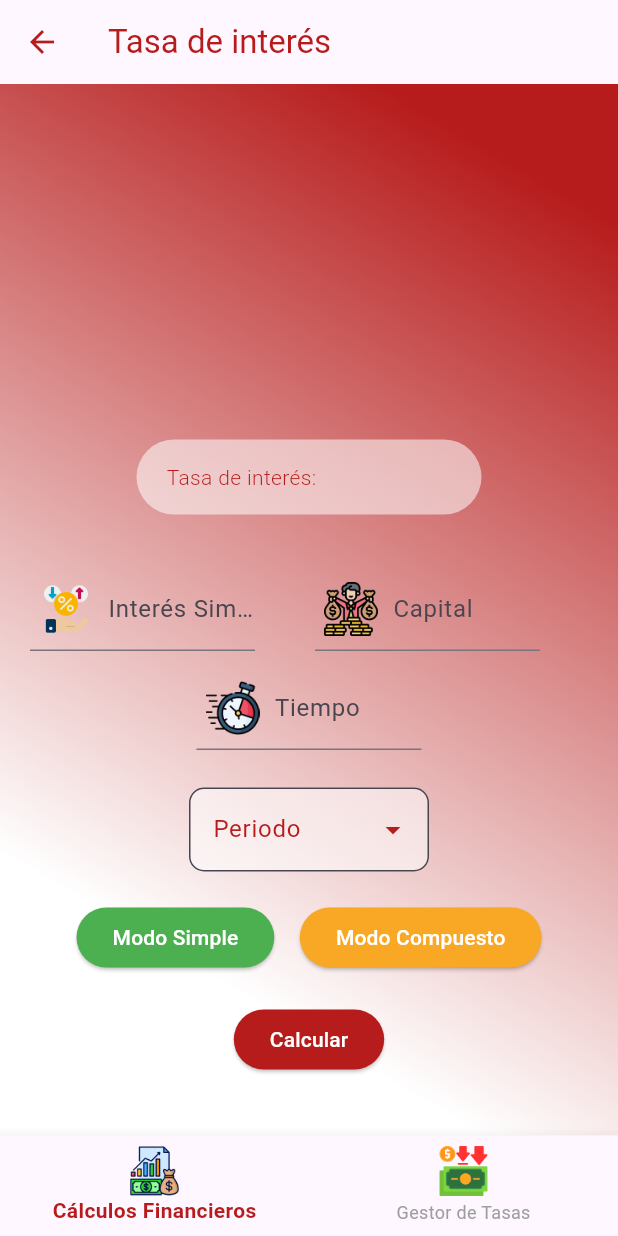
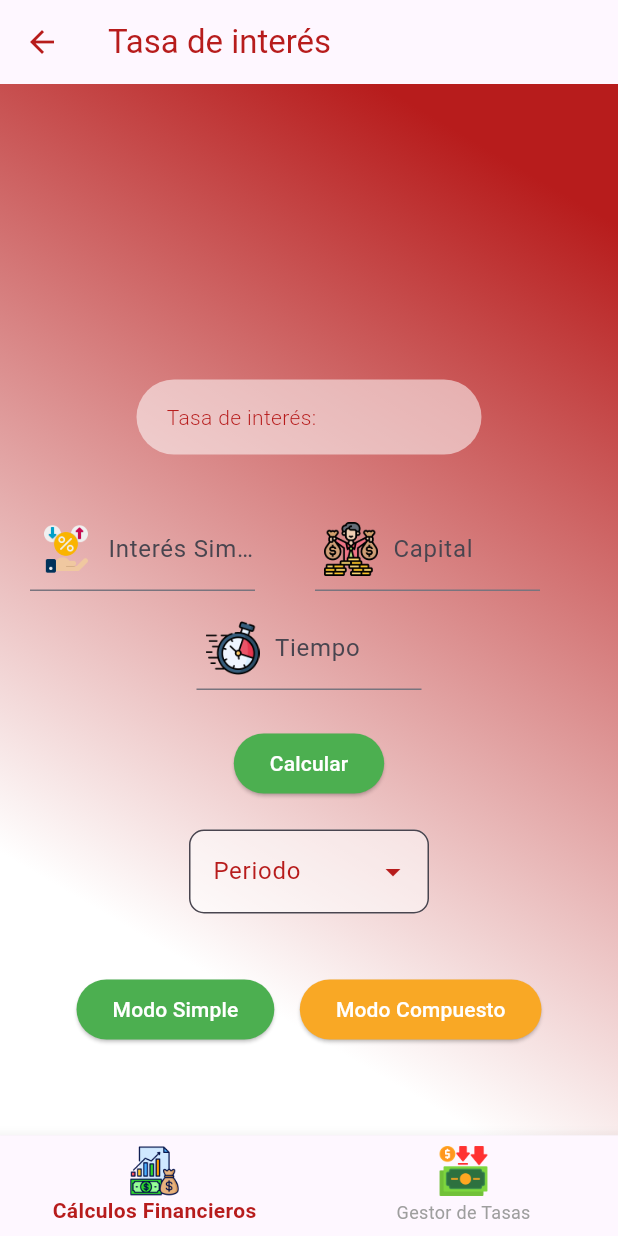
Before and after one commit to shadow-shield/Econmica-Front, a Flutter app: the Tasa screen opened by its route, after a tap on "Calcular", on a phone screen of 412 x 824 dp. Run offline on Flutter 3.47's test engine with Material 3 defaults, Android fonts, the phone set to English and light mode, and no system bars; our stand-ins replace animate_do, animated_text_kit, get.

Commit message:
modificando tasa botones

```diff
--- a/lib/page/pageecuaciones/interescompuesto.riverpod.dart
+++ b/lib/page/pageecuaciones/interescompuesto.riverpod.dart
@@ -1,7 +1,6 @@
 import 'package:flutter/material.dart';
 import 'package:transifox/controller/interes_Compuesto.controller.service.dart';
 import 'package:transifox/model/interes_Compuesto.module.dart';
-import 'package:transifox/page/pageecuaciones/tasa.riverpod.dart';
 import 'package:transifox/widgets/Dropdowbutton.riverpod.dart';
 import 'package:transifox/widgets/bottonavigator.riverpod.dart';
 
--- a/lib/page/pageecuaciones/tasa.riverpod.dart
+++ b/lib/page/pageecuaciones/tasa.riverpod.dart
@@ -1,5 +1,7 @@
 import 'package:flutter/material.dart';
+import 'package:transifox/controller/interes_Compuesto.controller.service.dart';
 import 'package:transifox/controller/interes_Simple.controller.service.dart';
+import 'package:transifox/model/interes_Compuesto.module.dart';
 import 'package:transifox/model/interes_Simple.model.module.dart';
 import 'package:transifox/widgets/Dropdowbutton.riverpod.dart';
 import 'package:transifox/widgets/bottonavigator.riverpod.dart';
@@ -29,10 +31,16 @@ class _TasaState extends State<Tasa> {
 
   String? selectedCalculation;
   IntereSimpleController gestionSimple = IntereSimpleController();
+  IntereCompuestoController gestionCompuesto = IntereCompuestoController();
 
-  final TextEditingController capitalController = TextEditingController();
+  //interes Simple
   final TextEditingController tasaController = TextEditingController();
   final TextEditingController tiempoController = TextEditingController();
+  //capital para simple y compuesto
+  final TextEditingController capitalController = TextEditingController();
+  //interes compuesto
+  final TextEditingController montoCompuestoController =
+      TextEditingController();
 
   @override
   Widget build(BuildContext context) {
@@ -124,6 +132,29 @@ class _TasaState extends State<Tasa> {
                       ),
                     ),
                   ),
+                  SizedBox(
+                    height: 20,
+                  ),
+                  ElevatedButton(
+                    style: ElevatedButton.styleFrom(
+                      backgroundColor: Colors.green,
+                      foregroundColor: Colors.white,
+                    ),
+                    onPressed: () {
+
+                      //calcularTasaSimple
+                    },
+                    child: Text('Calcular'),
+                  ),
+                  SizedBox(
+                    height: 20,
+                  ),
+                  Padding(
+                    padding: EdgeInsets.symmetric(horizontal: 20),
+                    child: DropdownMenuItemButton(
+                      color: Colors.red[900]!,
+                    ),
+                  ),
                 ] else ...[
                   Row(
                     children: [
@@ -133,6 +164,7 @@ class _TasaState extends State<Tasa> {
                         child: SizedBox(
                           width: 150,
                           child: TextField(
+                            controller: montoCompuestoController,
                             decoration: InputDecoration(
                               labelText: 'Monto Compuesto',
                               prefixIcon: Padding(
@@ -164,14 +196,21 @@ class _TasaState extends State<Tasa> {
                       ),
                     ],
                   ),
+                  SizedBox(
+                    height: 20,
+                  ),
+                  ElevatedButton(
+                    style: ElevatedButton.styleFrom(
+                      backgroundColor: Colors.yellow[800]!,
+                      foregroundColor: Colors.white,
+                    ),
+                    onPressed: () {
+                      calcularTasaCompuesto();
+                    },
+                    child: Text('Calcular'),
+                  )
                 ],
                 SizedBox(height: 20),
-                Padding(
-                  padding: EdgeInsets.symmetric(horizontal: 20),
-                  child: DropdownMenuItemButton(
-                    color: Colors.red[900]!,
-                  ),
-                ),
                 SizedBox(height: 20),
                 Row(
                   mainAxisAlignment: MainAxisAlignment.center,
@@ -207,16 +246,6 @@ class _TasaState extends State<Tasa> {
                   ],
                 ),
                 SizedBox(height: 20),
-                ElevatedButton(
-                  style: ElevatedButton.styleFrom(
-                    backgroundColor: Colors.red[900]!,
-                    foregroundColor: Colors.white,
-                  ),
-                  onPressed: () {
-                    CalcularTiempo();
-                  },
-                  child: Text('Calcular'),
-                ),
               ],
             ),
           ),
@@ -254,121 +283,6 @@ class _TasaState extends State<Tasa> {
     );
   }
 
-  double CalcularTiempo() {
-    // 🔥 Acceder a los valores almacenados en los ValueNotifier
-    String? periodo = periodoNotifier.value;
-    String? formatoActual = formatoSeleccionado.value;
-
-    print(periodo);
-
-    // Extraer valores de la fecha ingresada
-    String? anioStr = valoresFechas.value['anio'];
-    String? mesStr = valoresFechas.value['mes'];
-    String? diaStr = valoresFechas.value['dia'];
-
-    String? fechaInicioStr = valoresFechas.value['fechaInicio'];
-    String? fechaFinStr = valoresFechas.value['fechaFin'];
-
-    // 🔹 Convertir valores a enteros (manejar casos nulos)
-    int ano = anioStr != null ? int.tryParse(anioStr) ?? 0 : 0;
-    int mes = mesStr != null ? int.tryParse(mesStr) ?? 0 : 0;
-    int dias = diaStr != null ? int.tryParse(diaStr) ?? 0 : 0;
-
-    DateTime fechaEspecifica;
-    DateTime fechaEspecifica2;
-
-    if (formatoActual == 'Año, Mes, Día') {
-      // Usar los valores ingresados
-      fechaEspecifica = DateTime(ano, mes, dias);
-      fechaEspecifica2 =
-          DateTime(ano + 1, mes, dias); // Un año después para referencia
-    } else {
-      // Si el usuario seleccionó 'Fecha Inicio - Fecha Fin'
-      if (fechaInicioStr != null && fechaFinStr != null) {
-        fechaEspecifica = DateTime.parse(fechaInicioStr);
-        fechaEspecifica2 = DateTime.parse(fechaFinStr);
-      } else {
-        throw Exception("Las fechas de inicio y fin no pueden estar vacías.");
-      }
-    }
-
-    // 🔹 Calcular la diferencia entre fechas
-    Duration diferencia = fechaEspecifica2.difference(fechaEspecifica);
-    double tiempo;
-
-    if (formatoActual == 'Año, Mes, Día') {
-      tiempo = ano + (mes / 12) + (dias / 360);
-    } else {
-      tiempo = diferencia.inDays / 365;
-    }
-
-    // 🔹 Ajustar tiempo según el período seleccionado
-    switch (periodo) {
-      case 'Anual':
-        return tiempo;
-      case 'Semestral':
-        return tiempo * 2;
-      case 'Trimestral':
-        return tiempo * 4;
-      case 'Cuatrimestral':
-        return tiempo * 3; //
-      case 'Bimestral':
-        return tiempo * 6;
-      case 'Mensual':
-        return tiempo * 12;
-      case 'Semanal':
-        return tiempo * 52.14;
-      case 'Diario':
-        return tiempo * 365;
-      default:
-        throw Exception("Período no válido");
-    }
-  }
-
-  void calcularTasa() async {
-    try {
-      LimpiarCampos(selectedCalculation!);
-
-      double? capital = double.tryParse(capitalController.text.trim());
-
-      double? tasaInteres = double.tryParse(tasaController.text.trim());
-      double? tiempo = CalcularTiempo();
-
-      if (tiempo != null) {
-        tiempo =
-            double.parse(tiempo.toStringAsFixed(2)); // Redondea a 2 decimales
-      }
-
-      // Se permite que los valores sean null
-      InteresSimple interesSimpleObj = InteresSimple(
-        Capital: capital,
-        Interes_Simple: null,
-        Monto: null,
-        Tasa_Interes: tasaInteres,
-        Tiempo: tiempo,
-      );
-
-      Map<String, dynamic> resultado =
-          await gestionSimple.registrarInteres(interesSimpleObj);
-
-      print(resultado);
-
-      ScaffoldMessenger.of(context).showSnackBar(
-        SnackBar(content: Text('Interés Calculado con éxito')),
-      );
-
-      // Evita asignar null a los controladores
-      capitalController.text = resultado["Capital"]?.toString() ?? "";
-      tasaController.text = resultado["Tasa_Interes"]?.toString() ?? "";
-      tiempoController.text = resultado["Tiempo"]?.toString() ?? "";
-    } catch (e) {
-      print(e);
-      ScaffoldMessenger.of(context).showSnackBar(
-        SnackBar(content: Text('Error al registrar interés: $e')),
-      );
-    }
-  }
-
   void LimpiarCampos(String Seleccion) {
     if (Seleccion == 'Capital') {
       capitalController.clear();
@@ -382,4 +296,44 @@ class _TasaState extends State<Tasa> {
       tiempoController.clear();
     }
   }
+
+  //compuesto
+  void calcularTasaCompuesto() async {
+    try {
+      LimpiarCampos(selectedCalculation!);
+
+      double? montoCompuesto =
+          double.tryParse(montoCompuestoController.text.trim());
+      double? capital = double.tryParse(capitalController.text.trim());
+
+      // Se permite que los valores sean null
+      InteresCompuesto interesCompu = InteresCompuesto(
+          Monto_Compuesto: montoCompuesto,
+          Capital: capital,
+          Tasa_Interes: 0,
+          Tiempo: 0,
+          Interes_Compuesto: 0);
+
+      Map<String, dynamic> resultado =
+          await gestionCompuesto.registrarCompuesto(interesCompu);
+
+      print(resultado);
+
+      ScaffoldMessenger.of(context).showSnackBar(
+        SnackBar(content: Text('Interés Calculado con éxito')),
+      );
+
+      // Evita asignar null a los controladores
+      montoCompuestoController.text =
+          resultado["Monto_Compuesto"]?.toString() ?? "";
+
+      capitalController.text = resultado["Capital"]?.toString() ?? "";
+      tiempoController.text = resultado["Tiempo"]?.toString() ?? "";
+    } catch (e) {
+      print(e);
+      ScaffoldMessenger.of(context).showSnackBar(
+        SnackBar(content: Text('Error al registrar interés: $e')),
+      );
+    }
+  }
 }
```
